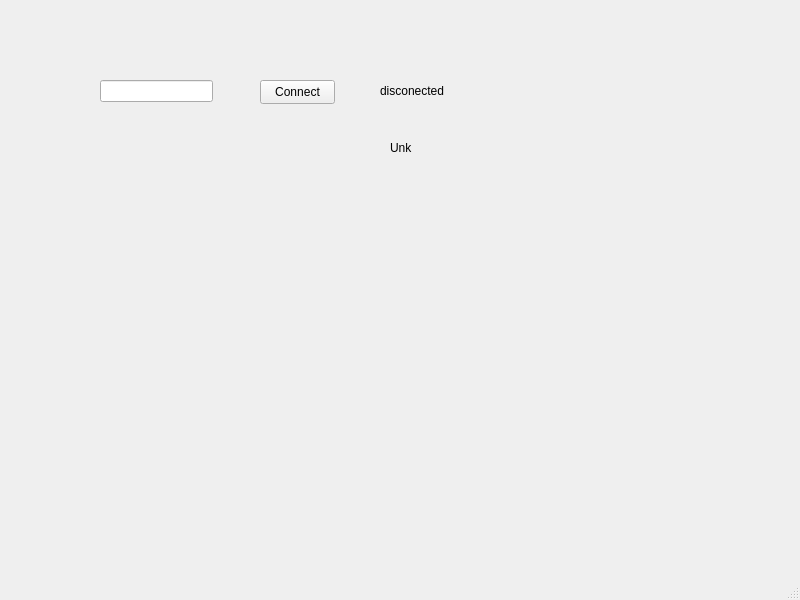
Before: the Qt Designer form ui/dev/prova.ui in jaumecort/IPCam, drawn with Qt 5.
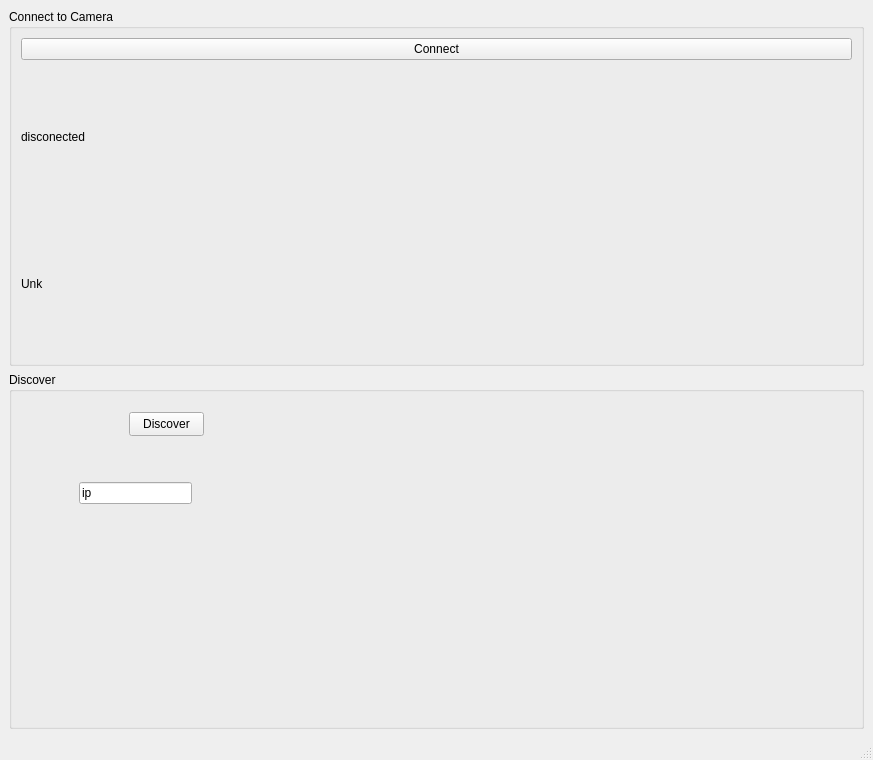
After: the same form once the commit is applied.

```diff
--- a/ui/dev/prova.ui
+++ b/ui/dev/prova.ui
@@ -6,63 +6,82 @@
    <rect>
     <x>0</x>
     <y>0</y>
-    <width>800</width>
-    <height>600</height>
+    <width>873</width>
+    <height>760</height>
    </rect>
   </property>
   <property name="windowTitle">
    <string>MainWindow</string>
   </property>
   <widget class="QWidget" name="centralwidget">
-   <widget class="QPushButton" name="pushButton">
-    <property name="geometry">
-     <rect>
-      <x>260</x>
-      <y>80</y>
-      <width>75</width>
-      <height>24</height>
-     </rect>
-    </property>
-    <property name="text">
-     <string>Connect</string>
-    </property>
-   </widget>
-   <widget class="QLabel" name="connectionLabel">
-    <property name="geometry">
-     <rect>
-      <x>380</x>
-      <y>80</y>
-      <width>91</width>
-      <height>21</height>
-     </rect>
-    </property>
-    <property name="text">
-     <string>disconected</string>
-    </property>
-   </widget>
-   <widget class="QLineEdit" name="ip">
-    <property name="geometry">
-     <rect>
-      <x>100</x>
-      <y>80</y>
-      <width>113</width>
-      <height>22</height>
-     </rect>
-    </property>
-   </widget>
-   <widget class="QLabel" name="name">
-    <property name="geometry">
-     <rect>
-      <x>390</x>
-      <y>140</y>
-      <width>49</width>
-      <height>16</height>
-     </rect>
-    </property>
-    <property name="text">
-     <string>Unk</string>
-    </property>
-   </widget>
+   <layout class="QVBoxLayout" name="verticalLayout_2">
+    <item>
+     <widget class="QGroupBox" name="CameraConect">
+      <property name="title">
+       <string>Connect to Camera</string>
+      </property>
+      <layout class="QVBoxLayout" name="verticalLayout">
+       <item>
+        <widget class="QPushButton" name="ConnectButton">
+         <property name="text">
+          <string>Connect</string>
+         </property>
+        </widget>
+       </item>
+       <item>
+        <widget class="QLabel" name="statusLabel">
+         <property name="text">
+          <string>disconected</string>
+         </property>
+        </widget>
+       </item>
+       <item>
+        <widget class="QLabel" name="name">
+         <property name="text">
+          <string>Unk</string>
+         </property>
+        </widget>
+       </item>
+      </layout>
+     </widget>
+    </item>
+    <item>
+     <widget class="QGroupBox" name="groupBox_2">
+      <property name="title">
+       <string>Discover</string>
+      </property>
+      <widget class="QPushButton" name="discoverButton">
+       <property name="geometry">
+        <rect>
+         <x>120</x>
+         <y>40</y>
+         <width>75</width>
+         <height>24</height>
+        </rect>
+       </property>
+       <property name="text">
+        <string>Discover</string>
+       </property>
+      </widget>
+      <widget class="QLineEdit" name="ipedit">
+       <property name="geometry">
+        <rect>
+         <x>70</x>
+         <y>110</y>
+         <width>113</width>
+         <height>22</height>
+        </rect>
+       </property>
+       <property name="inputMask">
+        <string/>
+       </property>
+       <property name="text">
+        <string>ip</string>
+       </property>
+      </widget>
+     </widget>
+    </item>
+   </layout>
   </widget>
   <widget class="QMenuBar" name="menubar">
    <property name="geometry">
```
Left out of the diff: 21 changed lines with no effect on the pictures.
